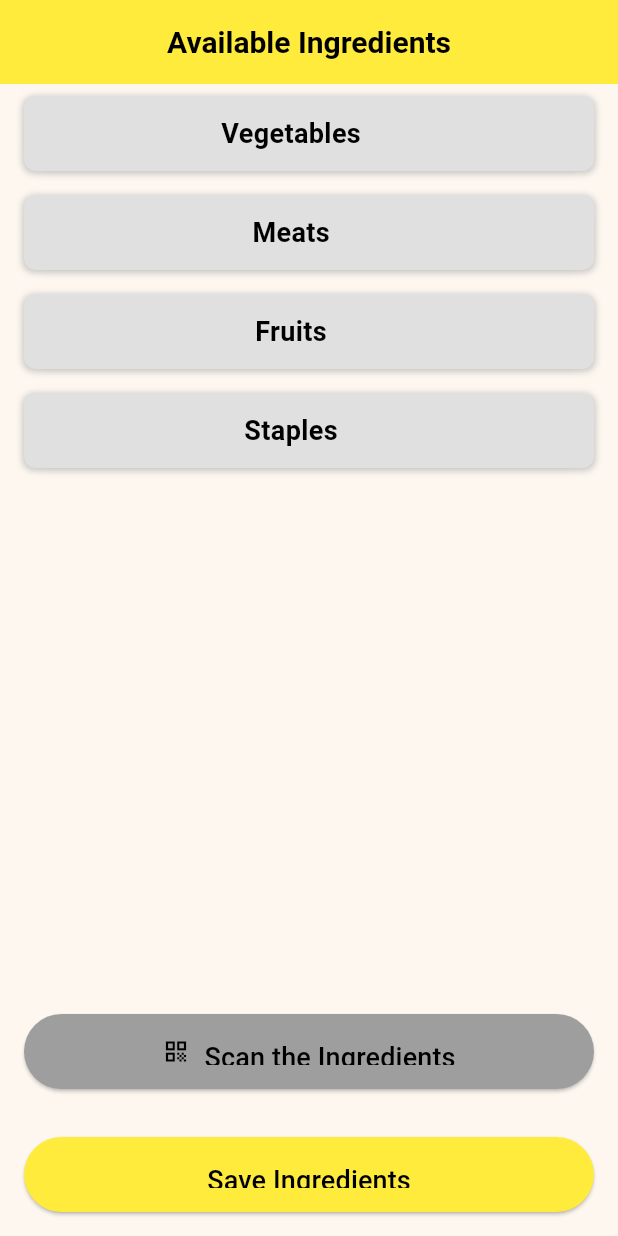
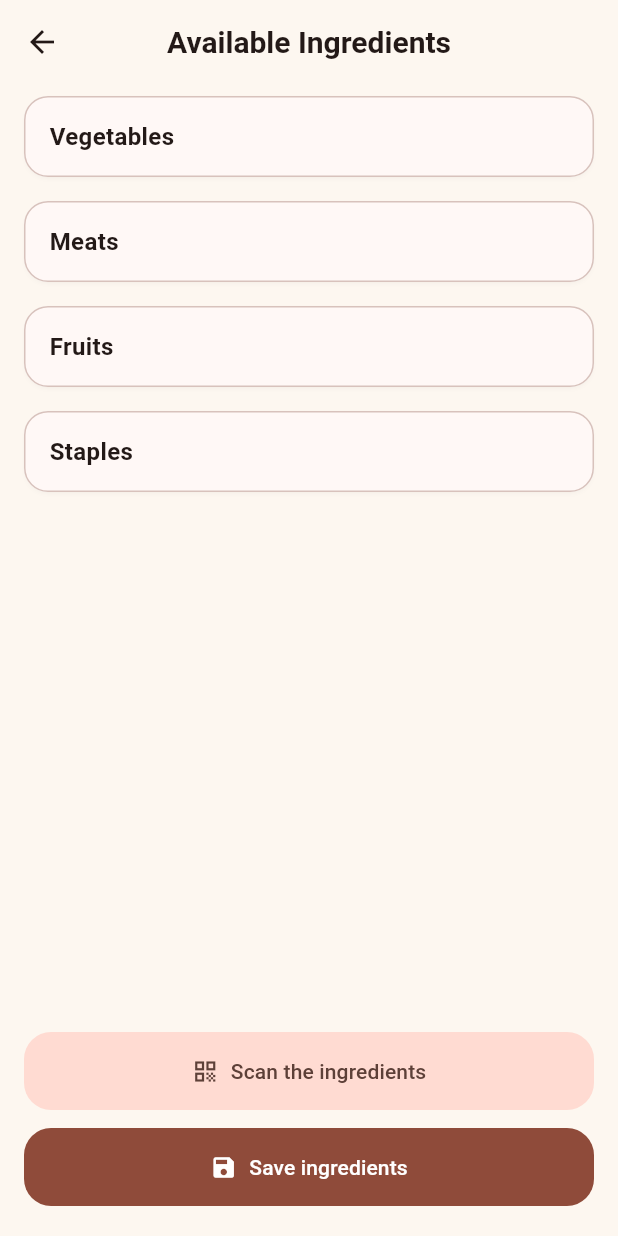
Before and after one commit to Majall/Shi-Cuisine, a Flutter app: the AvailableIngredientsScreen screen opened directly, on a phone screen of 412 x 824 dp. Run offline on Flutter 3.47's test engine with Material 3 defaults, Android fonts, the phone set to English and light mode, and no system bars; our stand-ins replace google_nav_bar, iconsax; Roboto replaces fonts that are missing (Times New Roman).

Commit message:
Improve recipe and ingredient UI
Agent-Logs-Url: https://github.com/Majall/Shi-Cuisine/sessions/aff7cffe-ec65-4496-8ce8-4a86dbd5eaac

Co-authored-by: Majall <145158952+Majall@users.noreply.github.com>

```diff
--- a/frontend/lib/pages/available_ingredients_screen.dart
+++ b/frontend/lib/pages/available_ingredients_screen.dart
@@ -132,14 +132,10 @@ class _AvailableIngredientsScreenState
 
   @override
   Widget build(BuildContext context) {
+    final colorScheme = Theme.of(context).colorScheme;
     return Scaffold(
       appBar: AppBar(
-        backgroundColor: Colors.yellow,
-        title: const Text(
-          'Available Ingredients',
-          style: TextStyle(color: Colors.black),
-        ),
-        centerTitle: true,
+        title: const Text('Available Ingredients'),
       ),
       body: Column(
         children: [
@@ -156,44 +152,36 @@ class _AvailableIngredientsScreenState
                         _onCategoryTapped(index);
                       },
                       child: Card(
-                        elevation: isSelected ? 4 : 2,
+                        elevation: isSelected ? 3 : 1,
                         margin: const EdgeInsets.symmetric(
                             horizontal: 16, vertical: 8),
+                        shape: RoundedRectangleBorder(
+                          borderRadius: BorderRadius.circular(16),
+                        ),
                         child: Container(
                           padding: const EdgeInsets.symmetric(
-                              horizontal: 16, vertical: 12),
+                              horizontal: 16, vertical: 14),
                           decoration: BoxDecoration(
                             color: isSelected
-                                ? const Color(0xFFE0E0E0)
-                                : const Color(0xFFE0E0E0),
-                            borderRadius: BorderRadius.circular(8),
-                            boxShadow: isSelected
-                                ? [
-                                    BoxShadow(
-                                      color: Colors.grey.withOpacity(0.5),
-                                      spreadRadius: 1,
-                                      blurRadius: 3,
-                                      offset: const Offset(0, 1),
+                                ? colorScheme.primary.withOpacity(0.08)
+                                : colorScheme.surface,
+                            borderRadius: BorderRadius.circular(16),
+                            border: Border.all(
+                              color: isSelected
+                                  ? colorScheme.primary
+                                  : colorScheme.outlineVariant,
                             ),
-                                  ]
-                                : [
-                                    BoxShadow(
-                                      color: Colors.grey.withOpacity(0.5),
-                                      spreadRadius: 1,
-                                      blurRadius: 3,
-                                      offset: const Offset(0, 1),
-                                    ),
-                                  ],
                           ),
                           child: Row(
-                            mainAxisAlignment: MainAxisAlignment.center,
+                            mainAxisAlignment: MainAxisAlignment.spaceBetween,
                             children: [
                               Text(
                                 category,
                                 style: TextStyle(
-                                  color:
-                                      isSelected ? Colors.blue : Colors.black,
-                                  fontSize: 18,
+                                  color: isSelected
+                                      ? colorScheme.primary
+                                      : colorScheme.onSurface,
+                                  fontSize: 16,
                                   fontWeight: FontWeight.bold,
                                 ),
                               ),
@@ -203,7 +191,9 @@ class _AvailableIngredientsScreenState
                                         ? Icons.arrow_drop_up
                                         : Icons.arrow_drop_down
                                     : null,
-                                color: isSelected ? Colors.blue : Colors.black,
+                                color: isSelected
+                                    ? colorScheme.primary
+                                    : colorScheme.onSurfaceVariant,
                               ),
                             ],
                           ),
@@ -213,7 +203,7 @@ class _AvailableIngredientsScreenState
                     Visibility(
                       visible: isSelected && _showIngredients,
                       child: AnimatedContainer(
-                        duration: const Duration(milliseconds: 0),
+                        duration: const Duration(milliseconds: 220),
                         curve: Curves.easeInOut,
                         height: _showIngredients
                             ? MediaQuery.of(context).size.height * 0.3
@@ -237,15 +227,15 @@ class _AvailableIngredientsScreenState
                                                 child: Text(
                                                   '$ingredient ${_selectedIngredients.where((item) => item['name'] == ingredient).isNotEmpty ? '- ${_selectedIngredients.firstWhere((item) => item['name'] == ingredient)['date'].toString().substring(0, 10)}' : ''}',
                                                   style: TextStyle(
-                                                    fontSize: 15,
+                                                    fontSize: 14,
                                                     fontWeight: FontWeight.bold,
                                                     color: _selectedIngredients
                                                             .any((element) =>
                                                                 element[
                                                                     'name'] ==
                                                                 ingredient)
-                                                        ? Colors.blue
-                                                        : Colors.black,
+                                                        ? colorScheme.primary
+                                                        : colorScheme.onSurface,
                                                   ),
                                                 ),
                                               ),
@@ -260,8 +250,9 @@ class _AvailableIngredientsScreenState
                                                           .any((element) =>
                                                               element['name'] ==
                                                               ingredient)
-                                                      ? Colors.blue
-                                                      : Colors.black,
+                                                      ? colorScheme.primary
+                                                      : colorScheme
+                                                          .onSurfaceVariant,
                                                 ),
                                               ),
                                             ],
@@ -275,7 +266,7 @@ class _AvailableIngredientsScreenState
                                           },
                                           controlAffinity:
                                               ListTileControlAffinity.leading,
-                                          activeColor: Colors.blue,
+                                          activeColor: colorScheme.primary,
                                         ),
                                       ),
                                     ),
@@ -292,48 +283,23 @@ class _AvailableIngredientsScreenState
             ),
           ),
           Padding(
-            padding: const EdgeInsets.all(16.0),
-            child: SizedBox(
+            padding: const EdgeInsets.fromLTRB(16, 0, 16, 20),
+            child: Column(
+              children: [
+                SizedBox(
                   width: double.infinity,
-              height: 50,
-              child: ElevatedButton(
-                style: ElevatedButton.styleFrom(
-                  foregroundColor: Colors.black,
-                  backgroundColor: Colors.grey,
-                  shape: RoundedRectangleBorder(
-                    borderRadius: BorderRadius.circular(32.0),
-                  ),
-                ),
+                  child: FilledButton.tonalIcon(
                     onPressed: () {
                       // Placeholder for scanner
                     },
-                child: const Row(
-                  mainAxisAlignment: MainAxisAlignment.center,
-                  children: [
-                    Icon(Icons.qr_code, color: Colors.black), // Scanner Icon
-                    SizedBox(width: 10), // Spacer
-                    Text(
-                      'Scan the Ingredients',
-                      style: TextStyle(fontSize: 18, color: Colors.black),
-                    ),
-                  ],
+                    icon: const Icon(Icons.qr_code),
+                    label: const Text('Scan the ingredients'),
                   ),
                 ),
-            ),
-          ),
-          Padding(
-            padding: const EdgeInsets.all(16.0),
-            child: SizedBox(
+                const SizedBox(height: 12),
+                SizedBox(
                   width: double.infinity,
-              height: 50,
-              child: ElevatedButton(
-                style: ElevatedButton.styleFrom(
-                  foregroundColor: Colors.black,
-                  backgroundColor: Colors.yellow,
-                  shape: RoundedRectangleBorder(
-                    borderRadius: BorderRadius.circular(32.0),
-                  ),
-                ),
+                  child: FilledButton.icon(
                     onPressed: () {
                       // Placeholder for recipe generation
                       if (_selectedIngredients.isEmpty) {
@@ -364,11 +330,11 @@ class _AvailableIngredientsScreenState
                         setState(() {});
                       }
                     },
-                child: const Text(
-                  'Save Ingredients',
-                  style: TextStyle(fontSize: 18, color: Colors.black),
+                    icon: const Icon(Icons.save),
+                    label: const Text('Save ingredients'),
                   ),
                 ),
+              ],
             ),
           ),
         ],
```
Also changed, not shown: frontend/lib/components/recipe_card.dart (+96 -75 lines), frontend/lib/pages/recipes_page.dart (+60 -20 lines). Lines whose indentation alone changed are shown as unchanged.
